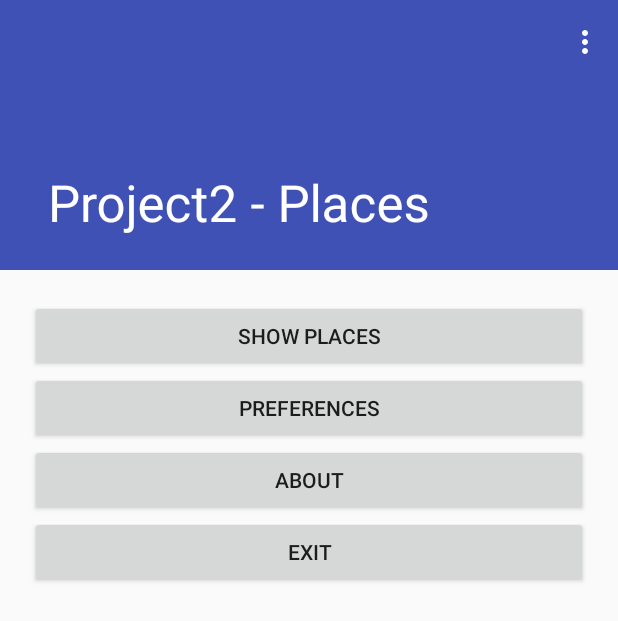
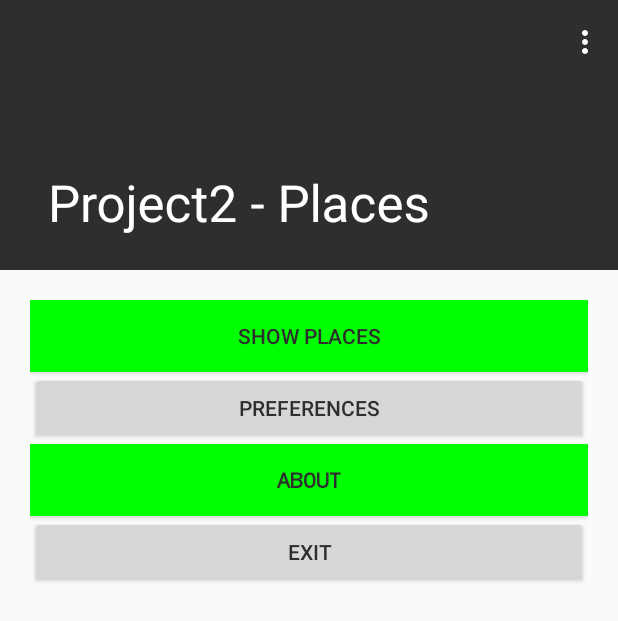
Before and after one commit to YukiMinamiHHNii/CN--Yaya, an Android app: the screen it shows after launch (MainActivity), on a phone screen of 412 x 824 dp. Shown: the top 621 px of the screen. Run offline under Robolectric (Android 15) with nearby library versions, the phone set to English and light mode, and no system bars.

Commit message:
Adds test resources for themes and internaionalization

```diff
--- a/Project2Places/app/src/main/res/layout-land/content_main.xml
+++ b/Project2Places/app/src/main/res/layout-land/content_main.xml
@@ -17,6 +17,7 @@
         <TableRow style="?android:attr/buttonBarButtonStyle">
 
             <Button
+                style="@style/buttonStyle"
                 android:id="@+id/showPlacesBtn"
                 android:layout_width="match_parent"
                 android:layout_height="wrap_content"
@@ -39,6 +40,7 @@
                 android:text="@string/aboutLabel" />
 
             <Button
+                style="@style/buttonStyle.bold"
                 android:id="@+id/exitBtn"
                 android:layout_width="match_parent"
                 android:layout_height="wrap_content"
--- a/Project2Places/app/src/main/res/layout/content_main.xml
+++ b/Project2Places/app/src/main/res/layout/content_main.xml
@@ -16,6 +16,7 @@
         android:padding="20dp">
 
         <Button
+            style="@style/buttonStyle"
             android:id="@+id/showPlacesBtn"
             android:layout_width="match_parent"
             android:layout_height="wrap_content"
@@ -26,6 +27,7 @@
             android:layout_height="wrap_content"
             android:text="@string/preferencesLabel"/>
         <Button
+            style="@style/buttonStyle.bold"
             android:id="@+id/aboutBtn"
             android:layout_width="match_parent"
             android:layout_height="wrap_content"
--- a/Project2Places/app/src/main/res/values/colors.xml
+++ b/Project2Places/app/src/main/res/values/colors.xml
@@ -1,6 +1,7 @@
 <?xml version="1.0" encoding="utf-8"?>
 <resources>
-    <color name="colorPrimary">#3F51B5</color>
-    <color name="colorPrimaryDark">#303F9F</color>
-    <color name="colorAccent">#FF4081</color>
+    <color name="colorPrimary">#2E2E2E</color>
+    <color name="colorPrimaryDark">#0E0E0E</color>
+    <color name="colorAccent">#B83E3E</color>
+    <color name="mainColor">#FFF</color>
 </resources>
--- a/Project2Places/app/src/main/res/values/styles.xml
+++ b/Project2Places/app/src/main/res/values/styles.xml
@@ -6,6 +6,7 @@
         <item name="colorPrimary">@color/colorPrimary</item>
         <item name="colorPrimaryDark">@color/colorPrimaryDark</item>
         <item name="colorAccent">@color/colorAccent</item>
+        <item name="android:textColor">@color/colorPrimary</item>
     </style>
 
     <style name="AppTheme.NoActionBar">
@@ -17,4 +18,13 @@
 
     <style name="AppTheme.PopupOverlay" parent="ThemeOverlay.AppCompat.Light" />
 
+    <style name="buttonStyle">
+        <item name="android:background">#00FF00</item>
+    </style>
+
+    <style name="buttonStyle.bold">
+        <item name="android:textStyle">bold</item>
+        <item name="android:typeface">monospace</item>
+    </style>
+
 </resources>
```
Also changed, not shown: Project2Places/gradle/wrapper/gradle-wrapper.properties (added), 3 other files.
